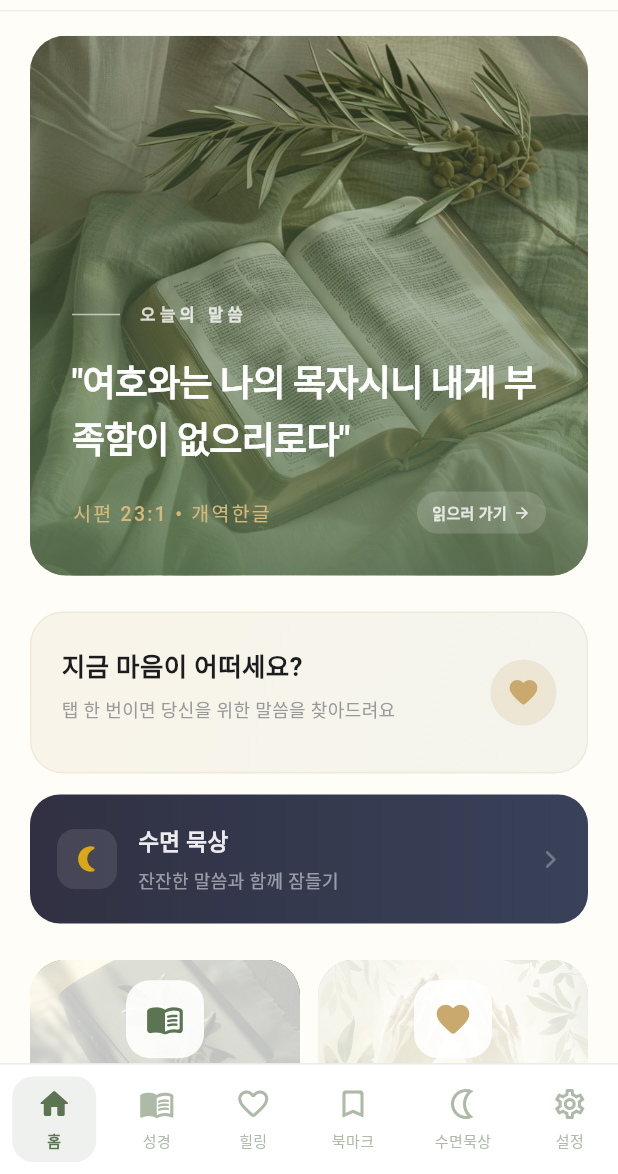
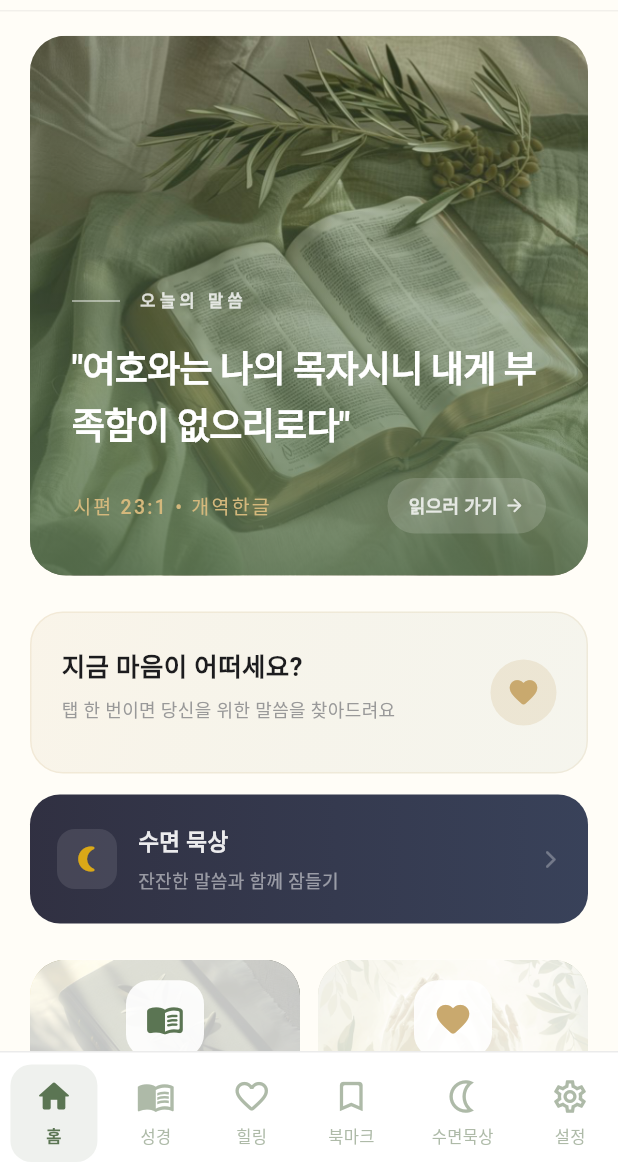
Before and after one commit to EUNSEKPARK/EdenBible, a Flutter app: the EdenShell screen opened directly, on a phone screen of 412 x 824 dp, the part 62-1236 px from its top. Run offline on Flutter 3.47's test engine with Material 3 defaults, Android fonts, the light colour scheme and no system bars; our stand-ins replace flutter_tts, image_picker, share_plus, shared_preferences; accounts and stored records are empty; network calls fail; Roboto replaces fonts that are missing (Pretendard).

Commit message:
[chg]v1.0.2+3 업데이트 완료. 릴리즈 노트 요약:  전체 버튼 및 터치 영역 크기 확대 (최소 44~48px 보장) 하단 네비게이션 아이콘·라벨 크기 증가 성경 읽기 하단 바 버튼 터치 영역 개선 수면 묵상 컨트롤 버튼 크기 확대 감정 카드·액션 칩 터치 영역 및 폰트 크기 증가 홈 화면 이미지 캐싱 및 RepaintBoundary 적용으로 렌더링 최적화 수면 타이머 불필요한 화면 갱신 제거 유튜브 썸네일 이미지 디코딩 최적화

```diff
--- a/lib/features/healing/views/emotion_category_view.dart
+++ b/lib/features/healing/views/emotion_category_view.dart
@@ -115,7 +115,7 @@ class _EmotionCard extends StatelessWidget {
     return GestureDetector(
       onTap: onTap,
       child: Container(
-        padding: const EdgeInsets.all(14),
+        padding: const EdgeInsets.all(18),
         decoration: BoxDecoration(
           color: isDark ? cardColor.withValues(alpha: 0.15) : cardColor.withValues(alpha: 0.08),
           borderRadius: BorderRadius.circular(20),
@@ -124,10 +124,10 @@ class _EmotionCard extends StatelessWidget {
         child: Column(
           crossAxisAlignment: CrossAxisAlignment.start,
           children: [
-            Text(category.emoji, style: const TextStyle(fontSize: 26)),
+            Text(category.emoji, style: const TextStyle(fontSize: 28)),
             const SizedBox(height: 10),
             Text(category.label,
-              style: TextStyle(fontSize: 15, fontWeight: FontWeight.w700,
+              style: TextStyle(fontSize: 16, fontWeight: FontWeight.w700,
                 color: isDark ? EdenColors.textPrimaryDark : EdenColors.textPrimaryLight),
               overflow: TextOverflow.ellipsis),
             const SizedBox(height: 2),
--- a/lib/features/healing/views/healing_package_view.dart
+++ b/lib/features/healing/views/healing_package_view.dart
@@ -200,11 +200,11 @@ class _ActionChip extends StatelessWidget {
   const _ActionChip({required this.icon, required this.label, required this.onTap});
   @override
   Widget build(BuildContext context) => GestureDetector(onTap: onTap, child: Container(
-    padding: const EdgeInsets.symmetric(horizontal: 12, vertical: 6),
+    padding: const EdgeInsets.symmetric(horizontal: 16, vertical: 10),
     decoration: BoxDecoration(color: EdenColors.primary.withValues(alpha: 0.08), borderRadius: BorderRadius.circular(20)),
     child: Row(mainAxisSize: MainAxisSize.min, children: [
-      Icon(icon, size: 14, color: EdenColors.primary), const SizedBox(width: 4),
-      Text(label, style: TextStyle(fontSize: 11, fontWeight: FontWeight.w600, color: EdenColors.primary)),
+      Icon(icon, size: 16, color: EdenColors.primary), const SizedBox(width: 6),
+      Text(label, style: TextStyle(fontSize: 13, fontWeight: FontWeight.w600, color: EdenColors.primary)),
     ]),
   ));
 }
--- a/lib/features/sanctuary/views/home_view.dart
+++ b/lib/features/sanctuary/views/home_view.dart
@@ -3,6 +3,7 @@ import '../../../app/theme/colors.dart';
 import '../../../core/models/bible_verse.dart';
 import '../../../core/services/bible_data_service.dart';
 import '../../../core/services/settings_service.dart';
+import '../../../core/models/emotion_models.dart';
 import '../../../core/services/emotion_match_service.dart';
 import '../../../core/services/youtube_curation_service.dart';
 import '../../../shared/widgets/youtube_card.dart';
@@ -28,7 +29,7 @@ class HomeView extends StatelessWidget {
       padding: const EdgeInsets.symmetric(horizontal: 20),
       child: Column(crossAxisAlignment: CrossAxisAlignment.start, children: [
         const SizedBox(height: 16),
-        _VerseOfDayCard(isDark: isDark, bible: bible, onTap: onNavigateToVerse),
+        RepaintBoundary(child: _VerseOfDayCard(isDark: isDark, bible: bible, onTap: onNavigateToVerse)),
         ListenableBuilder(
           listenable: settings,
           builder: (_, __) {
@@ -54,11 +55,11 @@ class HomeView extends StatelessWidget {
         const SizedBox(height: 24),
         _IconMenuGrid(isDark: isDark, onBible: onNavigateToBible, onCounsel: onNavigateToCounsel),
         const SizedBox(height: 28),
-        YouTubeCarousel(videos: ytService.getDailyRecommendations(), title: '오늘의 추천'),
+        RepaintBoundary(child: YouTubeCarousel(videos: ytService.getDailyRecommendations(), title: '오늘의 추천')),
         const SizedBox(height: 16),
-        _YouTubeSections(sections: ytService.getSections(), isDark: isDark),
+        RepaintBoundary(child: _YouTubeSections(sections: ytService.getSections(), isDark: isDark)),
         const SizedBox(height: 20),
-        _ProgressSection(isDark: isDark, theme: theme, settings: settings, bible: bible, onNavigateToVerse: onNavigateToVerse),
+        RepaintBoundary(child: _ProgressSection(isDark: isDark, theme: theme, settings: settings, bible: bible, onNavigateToVerse: onNavigateToVerse)),
         const SizedBox(height: 32),
       ]),
     );
@@ -94,10 +95,23 @@ class _YouTubeSections extends StatelessWidget {
 class _HealingQuickEntry extends StatelessWidget {
   final bool isDark; final VoidCallback? onTap;
   const _HealingQuickEntry({required this.isDark, this.onTap});
+
+  /// 날짜 기반 고정 미리보기 (빌드마다 shuffle 방지)
+  static List<EmotionCategory>? _cachedPreview;
+  static int _cachedDay = -1;
+  static List<EmotionCategory> _getPreview(List<EmotionCategory> emotions) {
+    final today = DateTime.now().day;
+    if (_cachedPreview != null && _cachedDay == today) return _cachedPreview!;
+    final list = emotions.toList()..shuffle();
+    _cachedPreview = list.take(3).toList();
+    _cachedDay = today;
+    return _cachedPreview!;
+  }
+
   @override
   Widget build(BuildContext context) {
     final emotions = EmotionMatchService().categories;
-    final preview = (emotions.toList()..shuffle()).take(3).toList();
+    final preview = _getPreview(emotions);
     return GestureDetector(onTap: onTap, child: Container(
       width: double.infinity, padding: const EdgeInsets.all(20),
       decoration: BoxDecoration(
@@ -168,7 +182,7 @@ class _VerseOfDayCard extends StatelessWidget {
       onTap: () { if (verse != null) onTap?.call(verse.bookId, verse.chapter); },
       child: Container(width: double.infinity, height: 360, clipBehavior: Clip.antiAlias, decoration: BoxDecoration(borderRadius: BorderRadius.circular(24)),
         child: Stack(fit: StackFit.expand, children: [
-          Image.asset('assets/images/home/verse_card.jpg', fit: BoxFit.cover),
+          Image.asset('assets/images/home/verse_card.jpg', fit: BoxFit.cover, cacheWidth: 720),
           Container(decoration: BoxDecoration(gradient: LinearGradient(begin: Alignment.topCenter, end: Alignment.bottomCenter, colors: [EdenColors.primary.withValues(alpha: 0.2), EdenColors.primary.withValues(alpha: 0.85)]))),
           Padding(padding: const EdgeInsets.all(28), child: Column(crossAxisAlignment: CrossAxisAlignment.start, mainAxisAlignment: MainAxisAlignment.end, children: [
             Row(children: [Container(width: 32, height: 1, color: Colors.white.withValues(alpha: 0.6)), const SizedBox(width: 12),
@@ -179,10 +193,10 @@ class _VerseOfDayCard extends StatelessWidget {
             Row(children: [
               Text('$verseRef • 개역한글', style: TextStyle(fontSize: 13, color: EdenColors.accentLight, fontWeight: FontWeight.w500, letterSpacing: 1.5)),
               const Spacer(),
-              Container(padding: const EdgeInsets.symmetric(horizontal: 10, vertical: 5), decoration: BoxDecoration(color: Colors.white.withValues(alpha: 0.15), borderRadius: BorderRadius.circular(20)),
+              Container(padding: const EdgeInsets.symmetric(horizontal: 14, vertical: 8), decoration: BoxDecoration(color: Colors.white.withValues(alpha: 0.15), borderRadius: BorderRadius.circular(20)),
                 child: Row(mainAxisSize: MainAxisSize.min, children: [
-                  Text('읽으러 가기', style: TextStyle(fontSize: 10, color: Colors.white.withValues(alpha: 0.8), fontWeight: FontWeight.w600)),
-                  const SizedBox(width: 4), Icon(Icons.arrow_forward_rounded, size: 12, color: Colors.white.withValues(alpha: 0.8)),
+                  Text('읽으러 가기', style: TextStyle(fontSize: 12, color: Colors.white.withValues(alpha: 0.8), fontWeight: FontWeight.w600)),
+                  const SizedBox(width: 4), Icon(Icons.arrow_forward_rounded, size: 14, color: Colors.white.withValues(alpha: 0.8)),
                 ])),
             ]),
           ])),
@@ -212,7 +226,7 @@ class _MenuCard extends StatelessWidget {
     return GestureDetector(onTap: onTap, child: Container(clipBehavior: Clip.antiAlias,
       decoration: BoxDecoration(borderRadius: BorderRadius.circular(24)),
       child: Stack(fit: StackFit.expand, children: [
-        Image.asset(image, fit: BoxFit.cover),
+        Image.asset(image, fit: BoxFit.cover, cacheWidth: 400),
         Container(color: (isDark ? Colors.black : Colors.white).withValues(alpha: isDark ? 0.6 : 0.75)),
         Column(mainAxisAlignment: MainAxisAlignment.center, children: [
           Container(width: 52, height: 52, decoration: BoxDecoration(color: (isDark ? EdenColors.surfaceDark : Colors.white).withValues(alpha: 0.9), borderRadius: BorderRadius.circular(16)),
@@ -242,7 +256,7 @@ class _ProgressSection extends StatelessWidget {
       // ─── 읽기 여정 카드 ───
       Container(width: double.infinity, clipBehavior: Clip.antiAlias, decoration: BoxDecoration(borderRadius: BorderRadius.circular(24)),
         child: Stack(children: [
-          Positioned.fill(child: Image.asset('assets/images/home/progress_card.jpg', fit: BoxFit.cover)),
+          Positioned.fill(child: Image.asset('assets/images/home/progress_card.jpg', fit: BoxFit.cover, cacheWidth: 720)),
           Positioned.fill(child: Container(color: (isDark ? Colors.black : Colors.white).withValues(alpha: isDark ? 0.7 : 0.88))),
           Padding(padding: const EdgeInsets.all(24), child: Column(crossAxisAlignment: CrossAxisAlignment.start, children: [
             Row(mainAxisAlignment: MainAxisAlignment.spaceBetween, crossAxisAlignment: CrossAxisAlignment.end, children: [
@@ -259,16 +273,16 @@ class _ProgressSection extends StatelessWidget {
             Row(children: [
               Expanded(child: ElevatedButton.icon(
                 onPressed: () => onNavigateToVerse?.call(lastBookId, lastChapter),
-                icon: const Text('이어서 읽기'), label: const Icon(Icons.arrow_forward, size: 16),
-                style: ElevatedButton.styleFrom(padding: const EdgeInsets.symmetric(horizontal: 16, vertical: 12)))),
+                icon: const Text('이어서 읽기'), label: const Icon(Icons.arrow_forward, size: 18),
+                style: ElevatedButton.styleFrom(padding: const EdgeInsets.symmetric(horizontal: 20, vertical: 14)))),
               const SizedBox(width: 10),
               OutlinedButton(
                 onPressed: () => Navigator.push(context, MaterialPageRoute(builder: (_) => ReadingPlanView(onNavigateToVerse: onNavigateToVerse))),
                 style: OutlinedButton.styleFrom(foregroundColor: EdenColors.primary, side: BorderSide(color: EdenColors.primary.withValues(alpha: 0.3)),
-                  padding: const EdgeInsets.symmetric(horizontal: 14, vertical: 12), shape: RoundedRectangleBorder(borderRadius: BorderRadius.circular(14))),
+                  padding: const EdgeInsets.symmetric(horizontal: 18, vertical: 14), shape: RoundedRectangleBorder(borderRadius: BorderRadius.circular(14))),
                 child: Row(mainAxisSize: MainAxisSize.min, children: [
-                  Icon(Icons.checklist_rounded, size: 16, color: EdenColors.primary), const SizedBox(width: 6),
-                  Text('통독표', style: TextStyle(fontSize: 13, fontWeight: FontWeight.w600, color: EdenColors.primary)),
+                  Icon(Icons.checklist_rounded, size: 18, color: EdenColors.primary), const SizedBox(width: 6),
+                  Text('통독표', style: TextStyle(fontSize: 14, fontWeight: FontWeight.w600, color: EdenColors.primary)),
                 ]),
               ),
             ]),
@@ -281,7 +295,7 @@ class _ProgressSection extends StatelessWidget {
         onTap: () => onNavigateToVerse?.call(lastBookId, lastChapter),
         child: Container(width: double.infinity, clipBehavior: Clip.antiAlias, decoration: BoxDecoration(borderRadius: BorderRadius.circular(24)),
           child: Stack(children: [
-            Positioned.fill(child: Image.asset('assets/images/home/recent_verse_card.jpg', fit: BoxFit.cover)),
+            Positioned.fill(child: Image.asset('assets/images/home/recent_verse_card.jpg', fit: BoxFit.cover, cacheWidth: 720)),
             Positioned.fill(child: Container(color: const Color(0xFFD9E7CB).withValues(alpha: 0.85))),
             Padding(padding: const EdgeInsets.all(24), child: Column(crossAxisAlignment: CrossAxisAlignment.start, children: [
               Row(children: [
--- a/lib/shared/widgets/eden_bottom_nav.dart
+++ b/lib/shared/widgets/eden_bottom_nav.dart
@@ -55,7 +55,8 @@ class _NavItem extends StatelessWidget {
       onTap: () => onTap(index),
       behavior: HitTestBehavior.opaque,
       child: Container(
-        padding: EdgeInsets.symmetric(horizontal: isActive ? 16 : 12, vertical: 6),
+        constraints: const BoxConstraints(minWidth: 48, minHeight: 48),
+        padding: EdgeInsets.symmetric(horizontal: isActive ? 16 : 12, vertical: 8),
         decoration: BoxDecoration(
           color: isActive ? EdenColors.primary.withValues(alpha: 0.1) : Colors.transparent,
           borderRadius: BorderRadius.circular(14),
@@ -63,9 +64,9 @@ class _NavItem extends StatelessWidget {
         child: Column(
           mainAxisSize: MainAxisSize.min,
           children: [
-            Icon(isActive ? filledIcon : icon, size: 24, color: isActive ? EdenColors.primary : EdenColors.secondary.withValues(alpha: 0.7)),
+            Icon(isActive ? filledIcon : icon, size: 26, color: isActive ? EdenColors.primary : EdenColors.secondary.withValues(alpha: 0.7)),
             const SizedBox(height: 4),
-            Text(label, style: TextStyle(fontSize: 10, fontWeight: isActive ? FontWeight.w700 : FontWeight.w400, color: isActive ? EdenColors.primary : EdenColors.secondary.withValues(alpha: 0.7))),
+            Text(label, style: TextStyle(fontSize: 11, fontWeight: isActive ? FontWeight.w700 : FontWeight.w400, color: isActive ? EdenColors.primary : EdenColors.secondary.withValues(alpha: 0.7))),
           ],
         ),
       ),
--- a/lib/shared/widgets/youtube_card.dart
+++ b/lib/shared/widgets/youtube_card.dart
@@ -42,6 +42,8 @@ class YouTubeCard extends StatelessWidget {
                     child: Image.network(
                       'https://img.youtube.com/vi/${video.videoId}/mqdefault.jpg',
                       fit: BoxFit.cover,
+                      cacheWidth: 400,
+                      cacheHeight: 224,
                       errorBuilder: (_, __, ___) => _PlaceholderThumb(isDark: isDark),
                     ),
                   )
--- a/pubspec.yaml
+++ b/pubspec.yaml
@@ -1,7 +1,7 @@
 name: project_eden
 description: "에덴 성경책 - 성경 읽기 + 맞춤 힐링 앱"
 publish_to: 'none'
-version: 1.0.1+2
+version: 1.0.2+3
 
 environment:
   sdk: ^3.5.0
```
Also changed, not shown: lib/app/theme/eden_theme.dart (+80 -4 lines), lib/features/bible_reader/views/bible_view.dart (+8 -7 lines), lib/features/sleep/views/sleep_mode_view.dart (+12 -9 lines).
